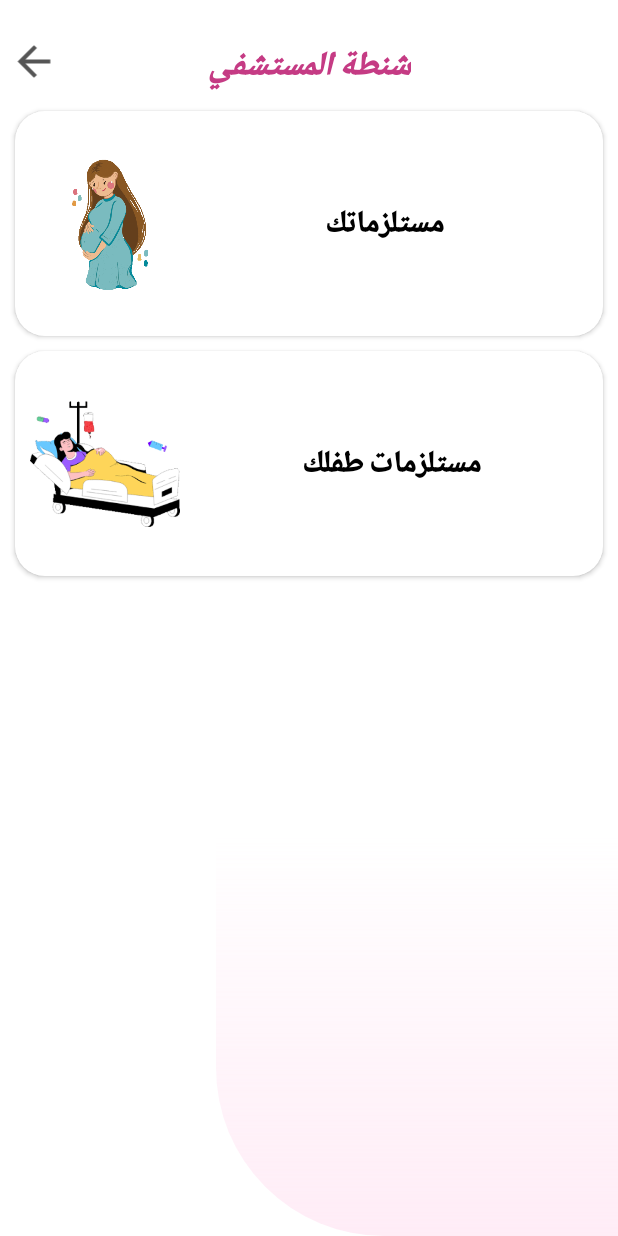
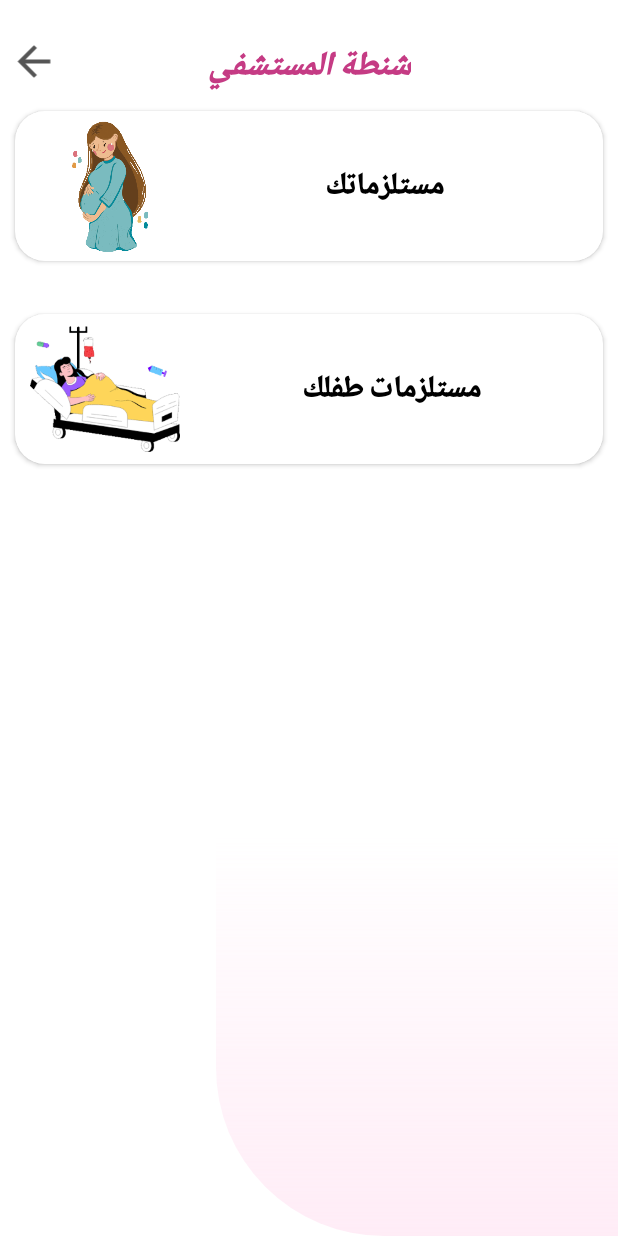
Before and after one commit to samaAhmedKabil/Clinic, an Android app: the layout fragment_patient_hospital_bag.xml on its own in the app's theme, with its tools: preview values and no code run, on a phone screen of 412 x 824 dp. Run offline under Robolectric (Android 15) with nearby library versions, the light colour scheme and no system bars.

Commit message:
hospital bag feature done

```diff
--- /dev/null
+++ b/app/src/main/java/com/example/clinic/data/HospitalBagItem.kt
@@ -0,0 +1,6 @@
+package com.example.clinic.data
+
+data class HospitalBagItem(
+    val name: String,
+    val imageRes: Int
+)
--- a/app/src/main/res/layout/fragment_patient_hospital_bag.xml
+++ b/app/src/main/res/layout/fragment_patient_hospital_bag.xml
@@ -53,7 +53,7 @@
     <androidx.cardview.widget.CardView
         android:id="@+id/card_mom"
         android:layout_width="match_parent"
-        android:layout_height="wrap_content"
+        android:layout_height="100dp"
         android:elevation="10dp"
         app:layout_constraintTop_toBottomOf="@id/about"
         android:layout_marginTop="10dp"
@@ -102,13 +102,25 @@
 
     </androidx.cardview.widget.CardView>
 
+    <androidx.recyclerview.widget.RecyclerView
+        android:id="@+id/rv_mom_needs"
+        android:layout_width="match_parent"
+        android:layout_height="0dp"
+        android:layout_marginTop="15dp"
+        android:layout_marginBottom="30dp"
+        android:layout_marginHorizontal="8dp"
+        android:orientation="horizontal"
+        app:layout_constraintTop_toBottomOf="@id/card_mom"
+        app:layout_constraintStart_toStartOf="parent"
+        app:layout_constraintEnd_toEndOf="parent" />
+
     <androidx.cardview.widget.CardView
         android:id="@+id/card_baby"
         android:layout_width="match_parent"
-        android:layout_height="wrap_content"
+        android:layout_height="100dp"
         android:elevation="10dp"
-        android:layout_marginTop="10dp"
-        app:layout_constraintTop_toBottomOf="@id/card_mom"
+        android:layout_marginTop="20dp"
+        app:layout_constraintTop_toBottomOf="@id/rv_mom_needs"
         android:layout_marginHorizontal="10dp"
         app:cardCornerRadius="20dp">
 
@@ -153,4 +165,16 @@
         </androidx.constraintlayout.widget.ConstraintLayout>
     </androidx.cardview.widget.CardView>
 
+    <androidx.recyclerview.widget.RecyclerView
+        android:id="@+id/rv_baby_needs"
+        android:layout_width="match_parent"
+        android:layout_height="0dp"
+        android:layout_marginTop="15dp"
+        android:layout_marginBottom="30dp"
+        android:layout_marginHorizontal="8dp"
+        android:orientation="horizontal"
+        app:layout_constraintTop_toBottomOf="@id/card_baby"
+        app:layout_constraintStart_toStartOf="parent"
+        app:layout_constraintEnd_toEndOf="parent" />
+
 </androidx.constraintlayout.widget.ConstraintLayout>
```
Also changed, not shown: app/src/main/java/com/example/clinic/adapters/HospitalBagAdapter.kt (added, +36 -0 lines), app/src/main/java/com/example/clinic/ui/patient/forYou/hospitalBag/HospitalBagFragment.kt (added, +84 -0 lines), app/src/main/res/layout/item_hospital_bag.xml (added, +37 -0 lines), app/src/main/res/layout/item_manage_dates.xml (+40 -6 lines), app/src/main/res/navigation/nav_graph.xml (+9 -1 lines), app/src/main/res/drawable/baby_image.jpg (added).
